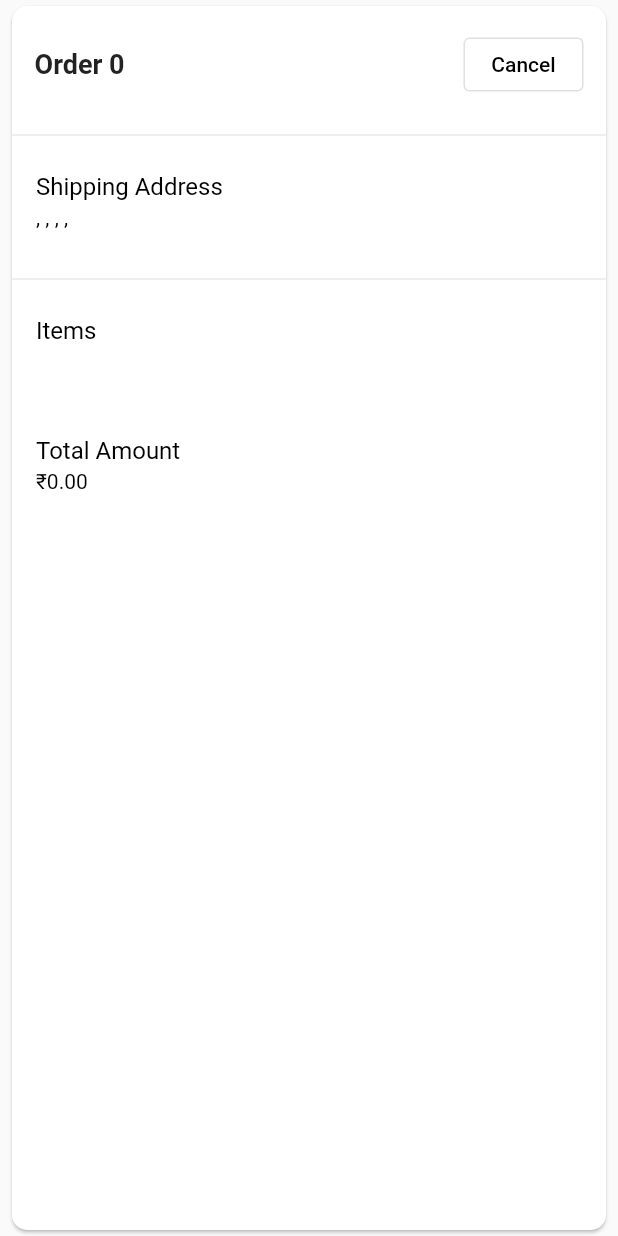
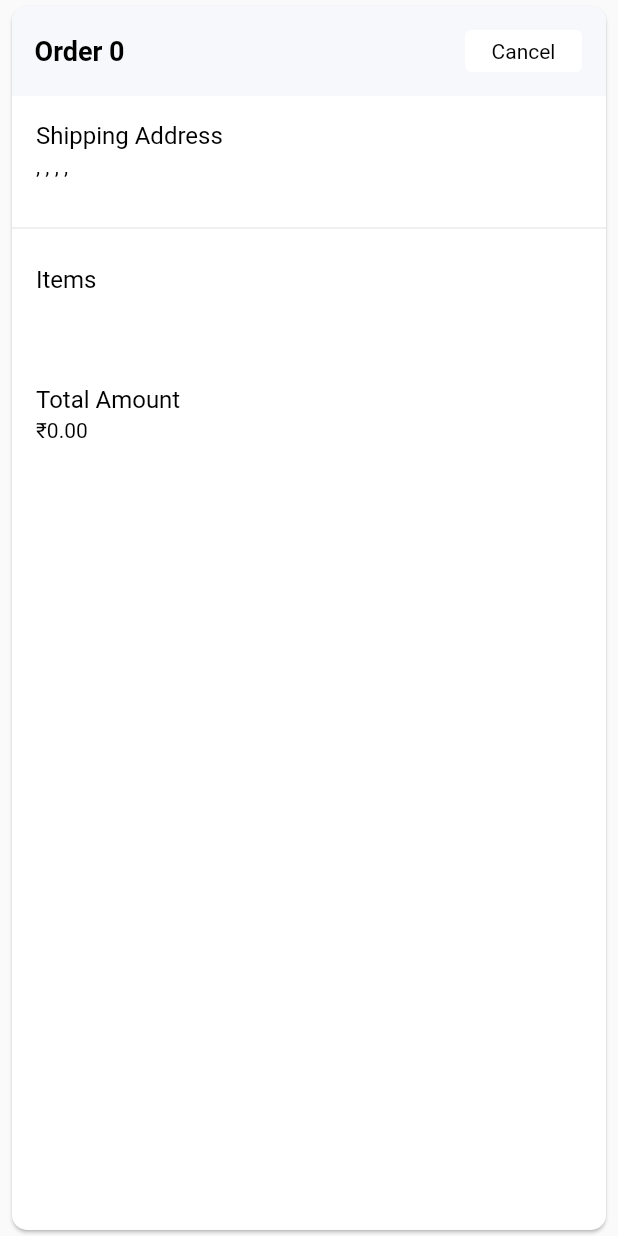
Before and after one commit to Rajkumarlohar65/flutter_projects, a Flutter app: the OrderCardWidget widget shown alone on an empty page, opened directly with empty values, on a phone screen of 412 x 824 dp. Run offline on Flutter 3.47's test engine with Material 2 defaults, Android fonts, the phone set to English and light mode, and no system bars; our stand-ins replace audioplayers, cached_network_image, carousel_slider, cloud_firestore, firebase_auth, firebase_core and 8 more; missing offline and left inert: flutter_stripe; accounts and stored records are empty.

Commit message:
some improvement in ui and code

```diff
--- a/bhawani_silver/lib/app/core/values/app_color.dart
+++ b/bhawani_silver/lib/app/core/values/app_color.dart
@@ -13,6 +13,8 @@ class AppColor{
   static const Color orangeColor = Color(0xFFFF9800);
   static const Color cardBackgroundColor = Color(0xFFF6F8FC);
   static const Color greyColor = Colors.grey;
+  static const Color blueGrey = Colors.blueGrey;
+  static const Color lightBlack = Colors.black45;
 
 
 }
--- a/bhawani_silver/lib/app/widgets/card_widget/ordered_card_widget.dart
+++ b/bhawani_silver/lib/app/widgets/card_widget/ordered_card_widget.dart
@@ -32,22 +32,27 @@ class OrderCardWidget extends StatelessWidget {
       child: Column(
         crossAxisAlignment: CrossAxisAlignment.start,
         children: [
-          Padding(
+          ClipRRect(
+            borderRadius: const BorderRadius.only(topLeft: Radius.circular(10), topRight: Radius.circular(10)),
+            child: Container(
+              color: isDarkTheme ? AppColor.greyColor : AppColor.cardBackgroundColor,
+              child: Padding(
                 padding: const EdgeInsets.all(15),
                 child: Row(
                   children: [
                     Text(
                       'Order $orderNumber',
-                  style: const TextStyle(
+                      style: TextStyle(
                         fontSize: 18,
                         fontWeight: FontWeight.bold,
+                        color: isDarkTheme ? AppColor.blackColor : AppColor.blackColor
                       ),
                     ),
                     const Spacer(),
                     SizedBox(
                       width: 80,
-                  child: OutlinedButton(
-                    onPressed: () {
+                      child: InkWell(
+                        onTap: () {
                           showDialog(
                             context: context,
                             builder: (context) {
@@ -55,13 +60,26 @@ class OrderCardWidget extends StatelessWidget {
                             },
                           );
                         },
-                    child: Text("Cancel", style: TextStyle(color: isDarkTheme ? AppColor.whiteColor : AppColor.blackColor),),
+                        child: Container(
+                          height: 30,
+                          decoration: BoxDecoration(
+                            color: isDarkTheme ? AppColor.lightBlack : AppColor.whiteColor,
+                            border: Border.all(
+                              color: isDarkTheme ? AppColor.lightBlack : AppColor.cardBackgroundColor, // Set the border color here
+                              width: 1.0, // Set the border width here
+                            ),
+                            borderRadius: BorderRadius.circular(5), // Adjust the radius as needed
+                          ),
+                          child: Center(child: Text("Cancel", style: TextStyle(color: isDarkTheme ? AppColor.whiteColor : AppColor.blackColor),)),
+                        ),
                       ),
                     ),
                   ],
                 ),
               ),
-          const Divider(),
+            ),
+          ),
+          // const Divider(),
           ListTile(
             title: const Text('Shipping Address'),
             subtitle: Text(
```
Also changed, not shown: bhawani_silver/lib/app/core/theme/app_theme.dart (+9 -2 lines), bhawani_silver/lib/app/modules/Tabs/account_tab/account_tab.dart (+6 -5 lines), bhawani_silver/lib/app/modules/Tabs/cart_tab/cart_tab.dart (+13 -11 lines), bhawani_silver/lib/app/modules/Tabs/home_tab/home_tab.dart (+31 -35 lines), bhawani_silver/lib/app/modules/Tabs/my_orders_tab/my_orders_tab.dart (+5 -4 lines). Lines whose indentation alone changed are shown as unchanged.
